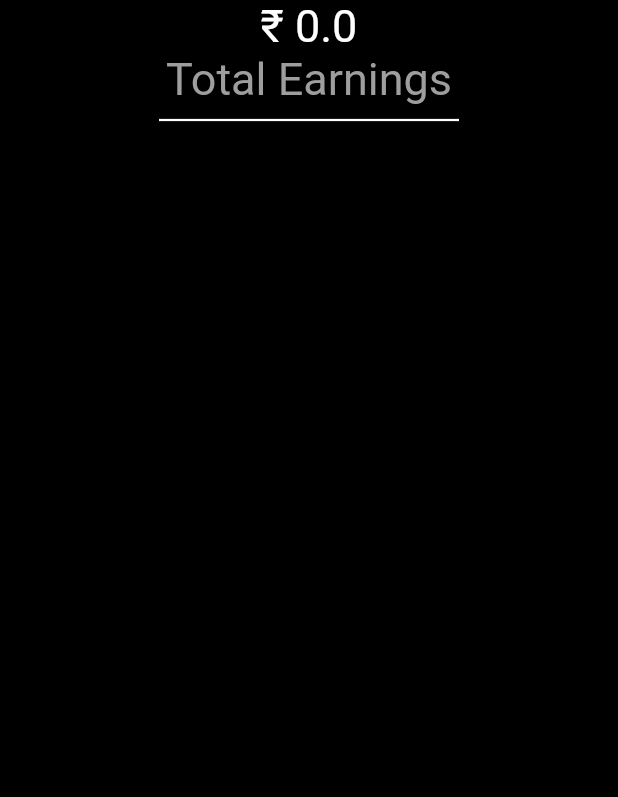
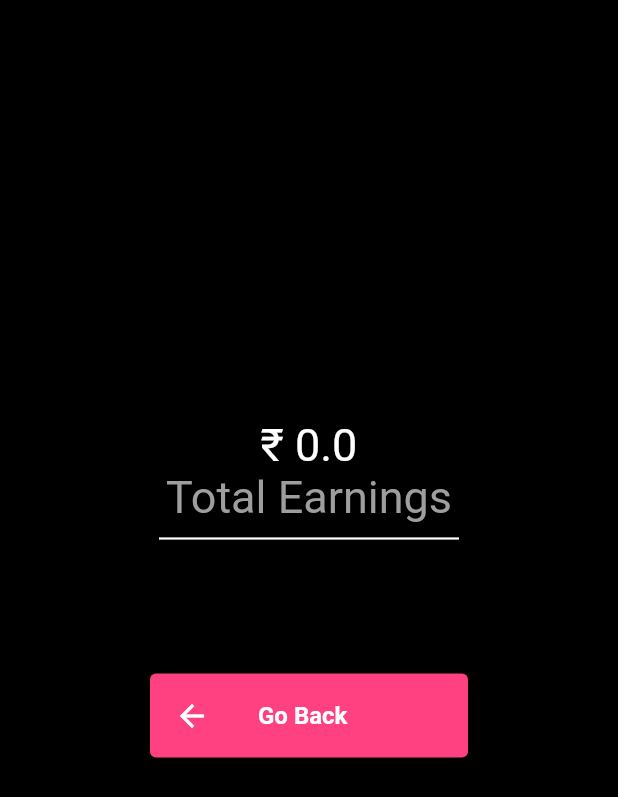
Before and after one commit to naveenprasanth2/sellers_app, a Flutter app: the EarningsScreen screen opened directly, on a phone screen of 412 x 824 dp. Shown: the top 797 px of the screen. Run offline on Flutter 3.47's test engine with Material 2 defaults, Android fonts, the phone set to English and light mode, and no system bars; our stand-ins replace cloud_firestore, firebase_auth, firebase_core, firebase_storage, fluttertoast, image_picker and 1 more; accounts and stored records are empty.

Commit message:
tillVideo121

```diff
--- a/lib/earningsScreen/earnings_screen.dart
+++ b/lib/earningsScreen/earnings_screen.dart
@@ -40,6 +40,7 @@ class _EarningsScreenState extends State<EarningsScreen> {
       body: SafeArea(
         child: Center(
           child: Column(
+            mainAxisAlignment: MainAxisAlignment.center,
             children: [
               Text(
                 "₹ $earnings",
@@ -64,8 +65,29 @@ class _EarningsScreenState extends State<EarningsScreen> {
                 ),
               ),
               SizedBoxHelper.sizeBox40,
-              ListTile(
-                leading: Icon(Icons.arrow_back),
+              Card(
+                color: Colors.pinkAccent,
+                margin: const EdgeInsets.symmetric(
+                  vertical: 40,
+                  horizontal: 100,
+                ),
+                child: ListTile(
+                  onTap: () {
+                    Navigator.pop(context);
+                  },
+                  leading: const Icon(
+                    Icons.arrow_back,
+                    color: Colors.white,
+                  ),
+                  title: const Text(
+                    "Go Back",
+                    style: TextStyle(
+                      color: Colors.white,
+                      fontWeight: FontWeight.bold,
+                      fontSize: 16,
+                    ),
+                  ),
+                ),
               ),
             ],
           ),
```
